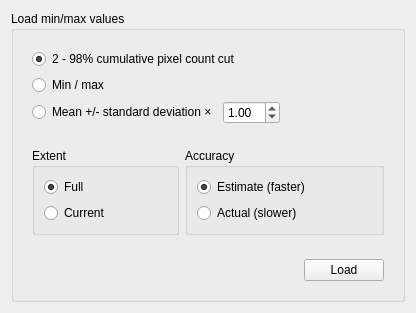
kadas-albireo/kadas-albireo, file src/ui/qgsrasterminmaxwidgetbase.ui: the form before one commit.
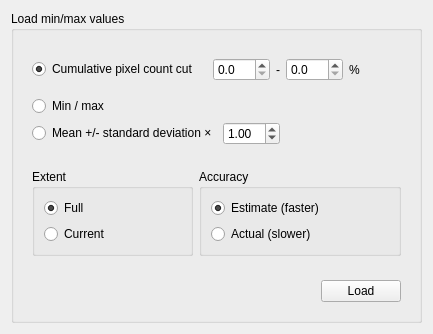
The form after the commit.

Commit message: raster cumulative cut optional limits

Diff of the .ui file:
```diff
--- a/src/ui/qgsrasterminmaxwidgetbase.ui
+++ b/src/ui/qgsrasterminmaxwidgetbase.ui
@@ -6,8 +6,8 @@
    <rect>
     <x>0</x>
     <y>0</y>
-    <width>416</width>
-    <height>275</height>
+    <width>433</width>
+    <height>293</height>
    </rect>
   </property>
   <property name="windowTitle">
@@ -22,18 +22,49 @@
      <layout class="QVBoxLayout" name="verticalLayout">
       <item>
        <widget class="QWidget" name="widget" native="true">
-        <layout class="QGridLayout" name="gridLayout_4">
-         <item row="0" column="0" colspan="3">
+        <layout class="QGridLayout" name="gridLayout">
+         <item row="0" column="0" colspan="2">
           <widget class="QRadioButton" name="mCumulativeCutRadioButton">
            <property name="text">
-            <string>2 - 98% cumulative pixel count cut</string>
+            <string>Cumulative pixel count cut</string>
            </property>
            <property name="checked">
             <bool>true</bool>
            </property>
           </widget>
          </item>
-         <item row="0" column="3" colspan="2">
+         <item row="0" column="2" colspan="3">
+          <widget class="QWidget" name="widget_4" native="true">
+           <layout class="QHBoxLayout" name="horizontalLayout_3">
+            <item>
+             <widget class="QDoubleSpinBox" name="mCumulativeCutLowerDoubleSpinBox">
+              <property name="decimals">
+               <number>1</number>
+              </property>
+             </widget>
+            </item>
+            <item>
+             <widget class="QLabel" name="label">
+              <property name="text">
+               <string>-</string>
+              </property>
+             </widget>
+            </item>
+            <item>
+             <widget class="QDoubleSpinBox" name="mCumulativeCutUpperDoubleSpinBox">
+              <property name="decimals">
+               <number>1</number>
+              </property>
+             </widget>
+            </item>
+            <item>
+             <widget class="QLabel" name="label_2">
+              <property name="text">
+               <string>%</string>
+              </property>
+             </widget>
+            </item>
+            <item>
           <spacer name="horizontalSpacer_6">
            <property name="orientation">
             <enum>Qt::Horizontal</enum>
@@ -46,6 +77,9 @@
            </property>
           </spacer>
          </item>
+           </layout>
+          </widget>
+         </item>
          <item row="1" column="0">
           <widget class="QRadioButton" name="mMinMaxRadioButton">
            <property name="text">
@@ -66,14 +100,14 @@
            </property>
           </spacer>
          </item>
-         <item row="2" column="0" colspan="2">
+         <item row="2" column="0" colspan="3">
           <widget class="QRadioButton" name="mStdDevRadioButton">
            <property name="text">
             <string>Mean +/- standard deviation ×</string>
            </property>
           </widget>
          </item>
-         <item row="2" column="2" colspan="2">
+         <item row="2" column="3">
           <widget class="QDoubleSpinBox" name="mStdDevSpinBox">
            <property name="sizePolicy">
             <sizepolicy hsizetype="Fixed" vsizetype="Fixed">
```
Lines whose indentation alone changed are shown as unchanged. The commit also changes 4 other files.
